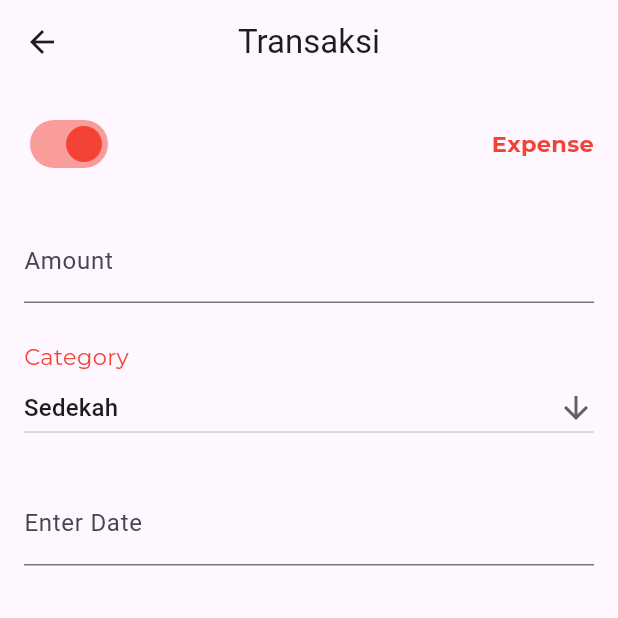
After one commit to RizqullahY/armando-flutter-app, a Flutter app: the screen it shows after launch, after a tap on the "add" icon, on a phone screen of 412 x 824 dp, the top half of it. The commit adds this screen. Run offline on Flutter 3.47's test engine with Material 3 defaults, Android fonts, the phone set to English and light mode, and no system bars; our stand-ins replace google_fonts; missing offline and left inert: calendar_appbar.

Commit message:
transaction page

```diff
--- a/analysis_options.yaml
+++ b/analysis_options.yaml
@@ -10,6 +10,10 @@
 # ! Buat Linternya
 # include: package:flutter_lints/flutter.yaml
 
+analyzer:
+  errors:
+    unused_import: ignore
+    unused_local_variable: ignore
 linter:
   # The lint rules applied to this project can be customized in the
   # section below to disable rules from the `package:flutter_lints/flutter.yaml`
--- a/lib/pages/category_page.dart
+++ b/lib/pages/category_page.dart
@@ -39,7 +39,7 @@ class _CategoryPageState extends State<CategoryPage> {
                   onPressed: () {},
                   child: Text((isExpense) ? "Add Expense" : "Add Income"),
                   style: ElevatedButton.styleFrom(
-                    backgroundColor: Colors.green,
+                    backgroundColor: (isExpense) ? Colors.red : Colors.green,
                     foregroundColor: Colors.white,
                     textStyle: TextStyle(fontSize: 12),
                   ),
@@ -116,7 +116,7 @@ class _CategoryPageState extends State<CategoryPage> {
                       Icons.download,
                       color: Colors.green,
                     ),
-              title: Text("Sedekah"),
+              title: Text("Upgrade To Premium"),
               trailing: Row(
                 mainAxisSize: MainAxisSize.min,
                 children: [
--- a/lib/pages/main_page.dart
+++ b/lib/pages/main_page.dart
@@ -1,8 +1,10 @@
 import 'package:calendar_appbar/calendar_appbar.dart';
+import 'package:flutter/foundation.dart';
 import 'package:flutter/material.dart';
 import 'package:google_fonts/google_fonts.dart';
 import 'package:myapp/pages/category_page.dart';
 import 'package:myapp/pages/home_page.dart';
+import 'package:myapp/pages/transaction_page.dart';
 
 class MainPage extends StatefulWidget {
   const MainPage({super.key});
@@ -43,10 +45,13 @@ class _MainPageState extends State<MainPage> {
                 child: Padding(
                   padding:
                       const EdgeInsets.symmetric(vertical: 36, horizontal: 16),
-                  child: Text("Categories" , style: GoogleFonts.montserrat(
-                    fontSize: 20,
-                    fontWeight: FontWeight.bold,
-                  ),),
+                  child: Text(
+                    "Categories",
+                    style: GoogleFonts.montserrat(
+                      fontSize: 20,
+                      fontWeight: FontWeight.bold,
+                    ),
+                  ),
                 ),
               ),
               preferredSize: Size.fromHeight(100),
@@ -56,9 +61,17 @@ class _MainPageState extends State<MainPage> {
       body: _children[currentIndex],
 
       floatingActionButton: Visibility(
-        visible: ( currentIndex == 0 ), //* Visible saat index = 0 (Home)
+        visible: (currentIndex == 0), //* Visible saat index = 0 (Home)
         child: FloatingActionButton(
-          onPressed: () {},
+          onPressed: () {
+            Navigator.of(context)
+                .push(MaterialPageRoute(
+              builder: (context) => TransactionPage(),
+            ))
+                .then((value) {
+              setState(() {});
+            });
+          },
           backgroundColor: Colors.green,
           child: const Icon(Icons.add),
         ),
--- /dev/null
+++ b/lib/pages/transaction_page.dart
@@ -0,0 +1,131 @@
+import 'package:flutter/material.dart';
+import 'package:google_fonts/google_fonts.dart';
+import 'package:intl/intl.dart';
+
+class TransactionPage extends StatefulWidget {
+  const TransactionPage({super.key});
+
+  @override
+  State<TransactionPage> createState() => _TransactionPageState();
+}
+
+class _TransactionPageState extends State<TransactionPage> {
+  bool isExpense = true;
+  List<String> categories = ['Sedekah', 'Upgrade To Premium'];
+  late String selectedCategory = categories.first;
+
+  @override
+  Widget build(BuildContext context) {
+    return Scaffold(
+      appBar: AppBar(
+        title: Text("Transaksi"),
+        centerTitle: true,
+      ),
+      body: SingleChildScrollView(
+        child: SafeArea(
+          child: Column(
+            crossAxisAlignment: CrossAxisAlignment.start,
+            children: [
+              //* Switch dan Text
+              Padding(
+                padding: const EdgeInsets.all(16),
+                child: Row(
+                  mainAxisAlignment: MainAxisAlignment.spaceBetween,
+                  children: [
+                    Switch(
+                      value: isExpense, // Use your boolean variable here
+                      onChanged: (bool value) {
+                        // Update the state of your boolean variable
+                        setState(() {
+                          isExpense = value;
+                        });
+                      },
+                      inactiveTrackColor: Colors.green[200],
+                      inactiveThumbColor: Colors.green,
+                      activeColor: Colors.red,
+                    ),
+                    Text(
+                      (isExpense) ? 'Expense' : 'Income',
+                      style: GoogleFonts.montserrat(
+                        fontWeight: FontWeight.bold,
+                        fontSize: 15,
+                        color: (isExpense) ? Colors.red : Colors.green,
+                      ),
+                    )
+                  ],
+                ),
+              ),
+              SizedBox(
+                height: 10,
+              ),
+
+              //* Amount - FormField
+              Padding(
+                padding: const EdgeInsets.symmetric(horizontal: 16),
+                child: TextFormField(
+                  keyboardType: TextInputType.number,
+                  decoration: InputDecoration(
+                    border: UnderlineInputBorder(),
+                    labelText: 'Amount',
+                  ),
+                ),
+              ),
+              SizedBox(
+                height: 25,
+              ),
+
+              //* Category - DropDown
+              Padding(
+                padding: const EdgeInsets.symmetric(horizontal: 16),
+                child: Text(
+                  'Category',
+                  style: GoogleFonts.montserrat(
+                    fontSize: 15,
+                    color: (isExpense) ? Colors.red : Colors.green,
+                  ),
+                ),
+              ),
+              Padding(
+                padding: const EdgeInsets.symmetric(horizontal: 16),
+                child: DropdownButton(
+                    isExpanded: true,
+                    value: selectedCategory,
+                    icon: Icon(Icons.arrow_downward),
+                    items: categories
+                        .map<DropdownMenuItem<String>>((String value) {
+                      return DropdownMenuItem<String>(
+                        value: value,
+                        child: Text(value),
+                      );
+                    }).toList(),
+                    onChanged: (String? newValue) {}),
+              ),
+              SizedBox(
+                height: 25,
+              ),
+
+              //* DateTime Picker
+              Padding(
+                padding: const EdgeInsets.symmetric(horizontal: 16),
+                child: TextField(
+                    decoration: InputDecoration(labelText: 'Enter Date'),
+                    onTap: () async {
+                      DateTime? pickedDate = await showDatePicker(
+                        context: context,
+                        initialDate: DateTime.now(),
+                        firstDate: DateTime(2000),
+                        lastDate: DateTime(2101),
+                      );
+                      if (pickedDate != null) {
+                        String formattedDate = DateFormat('yyyy-MM-dd')
+                            .format(pickedDate);
+                      }
+                    }),
+              )
+            ],
+          ),
+        ),
+      ),
+    );
+  }
+}
--- a/pubspec.yaml
+++ b/pubspec.yaml
@@ -37,6 +37,7 @@ dependencies:
   cupertino_icons: ^1.0.6
   google_fonts: ^6.2.1
   calendar_appbar: ^0.0.6
+  intl: ^0.18.1
 
 dev_dependencies:
   flutter_test:
```
